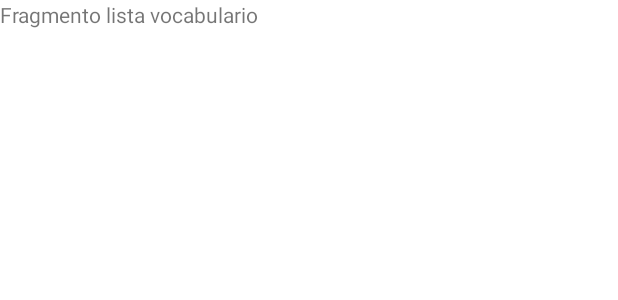
After one commit to antoniocuadros/NextAndLearn, an Android app: the layout fragment_fragmento_lista_vocabulario.xml on its own in the app's theme, with its tools: preview values and no code run, on a phone screen of 412 x 824 dp. The commit adds this screen. Shown: the top 300 px of the screen. Run offline under Robolectric (Android 15) with nearby library versions, the phone set to English and light mode, and no system bars.

Commit message:
Closes #3, añadido fragmento para lista de vocabulario

```diff
--- a/src/app/build.gradle
+++ b/src/app/build.gradle
@@ -39,6 +39,7 @@ dependencies {
     implementation 'androidx.appcompat:appcompat:1.1.0'
     implementation 'com.google.android.material:material:1.1.0'
     implementation 'androidx.constraintlayout:constraintlayout:1.1.3'
+    implementation 'androidx.legacy:legacy-support-v4:1.0.0'
     testImplementation 'junit:junit:4.+'
     androidTestImplementation 'androidx.test.ext:junit:1.1.1'
     androidTestImplementation 'androidx.test.espresso:espresso-core:3.2.0'
--- a/src/app/src/main/res/layout/activity_main.xml
+++ b/src/app/src/main/res/layout/activity_main.xml
@@ -5,6 +5,7 @@
     android:layout_width="match_parent"
     android:layout_height="match_parent"
     tools:context=".MainActivity">
+
 
     <com.google.android.material.bottomnavigation.BottomNavigationView
         android:id="@+id/menu_inferior"
--- /dev/null
+++ b/src/app/src/main/res/layout/fragment_fragmento_lista_vocabulario.xml
@@ -0,0 +1,14 @@
+<?xml version="1.0" encoding="utf-8"?>
+<FrameLayout xmlns:android="http://schemas.android.com/apk/res/android"
+    xmlns:tools="http://schemas.android.com/tools"
+    android:layout_width="match_parent"
+    android:layout_height="match_parent"
+    tools:context=".fragmentoListaVocabulario">
+
+
+    <TextView
+        android:layout_width="match_parent"
+        android:layout_height="match_parent"
+        android:text="Fragmento lista vocabulario" />
+
+</FrameLayout>
--- a/src/app/src/main/res/values/strings.xml
+++ b/src/app/src/main/res/values/strings.xml
@@ -2,4 +2,6 @@
     <string name="app_name">NextAndLearn</string>
     <string name="Vocabulario">Vocabulario</string>
     <string name="Tests">Tests</string>
+    <!-- TODO: Remove or change this placeholder text -->
+    <string name="hello_blank_fragment">Hello blank fragment</string>
 </resources>
```
Also changed, not shown: src/app/src/main/java/com/example/nextandlearn/fragmentoListaVocabulario.kt (added, +28 -0 lines).
